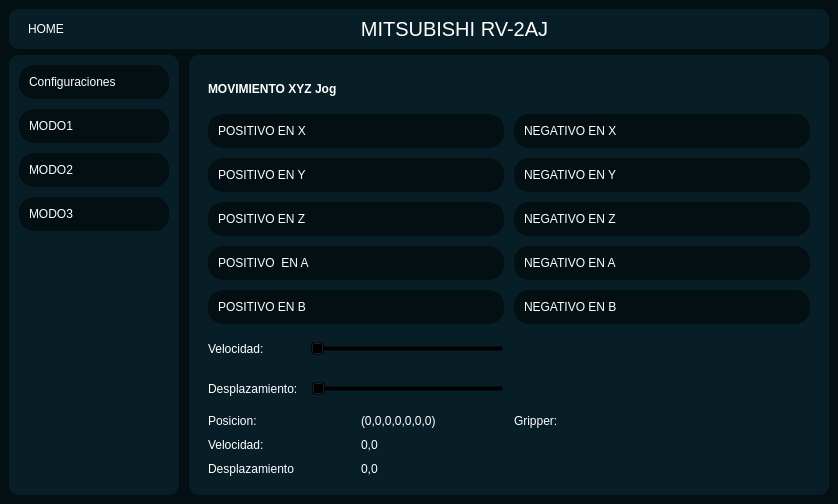
This is mainWindow.ui in MrRocklion/PROJECT_SC_2 as Qt 5 draws it before an edit. The edited form follows.
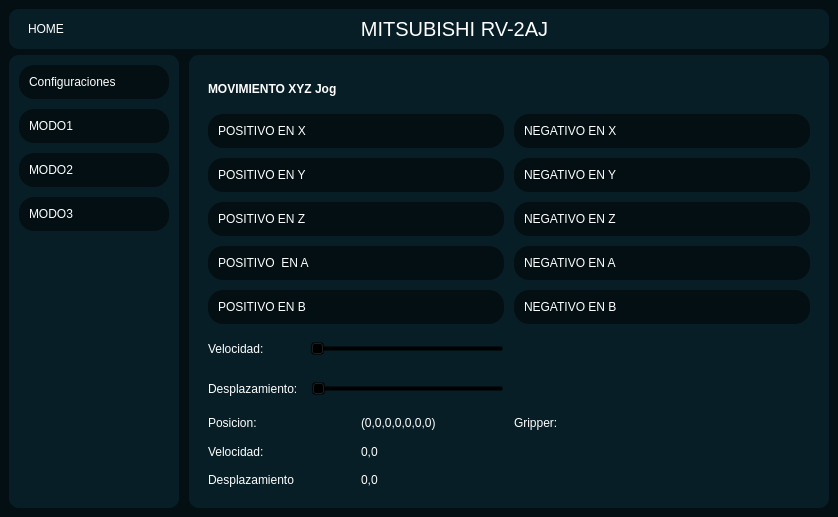
This is the edited form. Icons and pictures are not drawn.

The edit to the form file:
```diff
--- a/mainWindow.ui
+++ b/mainWindow.ui
@@ -7,7 +7,7 @@
     <x>0</x>
     <y>0</y>
     <width>838</width>
-    <height>504</height>
+    <height>517</height>
    </rect>
   </property>
   <property name="windowTitle">
```
Left out of the diff: 26 changed lines with no effect on the pictures.
